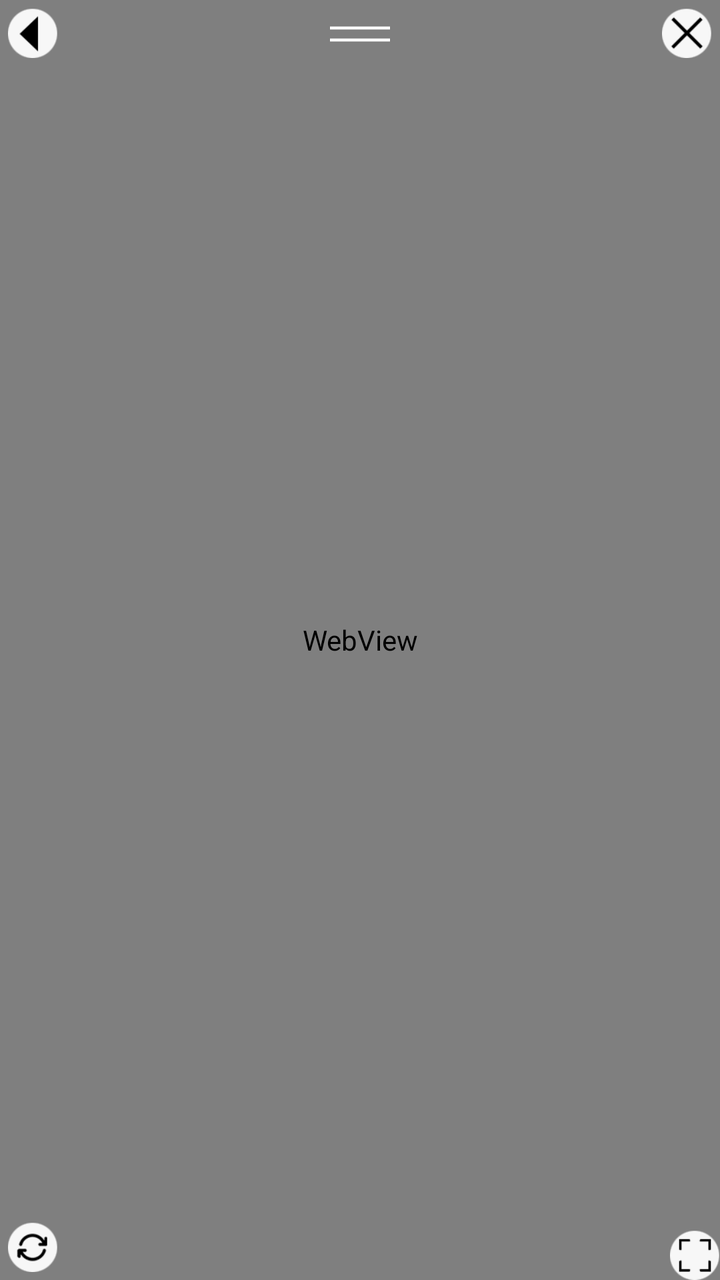
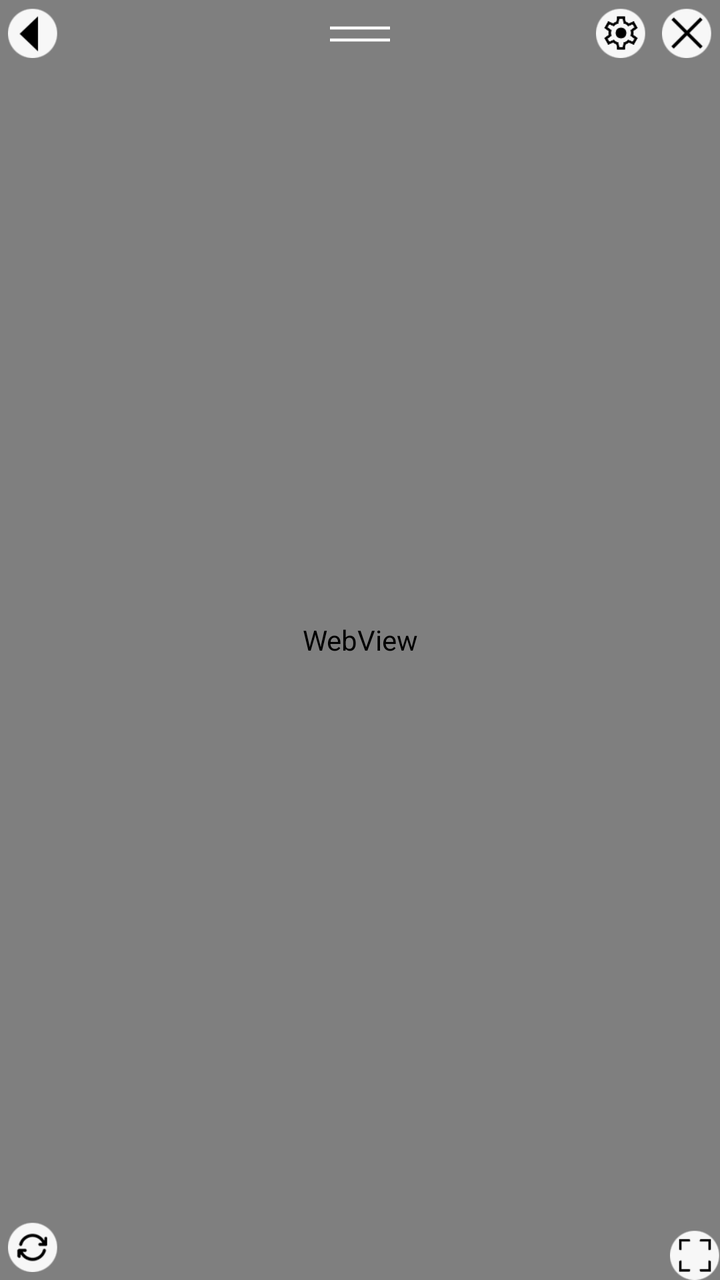

Compare the two renders of this Android layout. The source of the first and the diff that turns it into the second are given below.
<!-- AndroidManifest.xml: application theme AppTheme -->
<!-- res/layout/floating_view.xml -->
<?xml version="1.0" encoding="utf-8"?>

<FrameLayout xmlns:android="http://schemas.android.com/apk/res/android"
    android:id="@+id/root_container"
    android:layout_width="320dp"
    android:layout_height="180dp"
    android:background="@android:color/transparent">

    
    <View
        android:id="@+id/overlay_border"
        android:layout_width="match_parent"
        android:layout_height="match_parent"
        android:background="@drawable/floating_window_border"
        android:visibility="gone" />

    
    <FrameLayout
        android:id="@+id/main_content_container"
        android:layout_width="match_parent"
        android:layout_height="match_parent">

        <WebView
            android:id="@+id/floating_webview"
            android:layout_width="match_parent"
            android:layout_height="match_parent"
            android:background="@android:color/transparent" />

        
        <LinearLayout
            android:id="@+id/drag_handle"
            android:layout_width="match_parent"
            android:layout_height="40dp"
            android:gravity="center"
            android:orientation="vertical"
            android:background="@android:color/transparent">

            <ImageView
                android:layout_width="30dp"
                android:layout_height="18dp"
                android:src="@drawable/drag_handle_indicator"
                android:alpha="1.0"
                android:contentDescription="@string/desc_drag" />
        </LinearLayout>

        
        <FrameLayout
            android:id="@+id/top_controls_container"
            android:layout_width="match_parent"
            android:layout_height="wrap_content"
            android:padding="4dp">

            
            <ImageView
                android:id="@+id/btn_collapse"
                android:layout_width="25dp"
                android:layout_height="25dp"
                android:layout_gravity="top|start"
                android:src="@drawable/ic_back"
                android:contentDescription="@string/desc_collapse"
                android:clickable="true"
                android:focusable="true" />

            
            <ImageView
                android:id="@+id/btn_restore"
                android:layout_width="25dp"
                android:layout_height="25dp"
                android:layout_gravity="top|end"
                android:src="@drawable/ic_close"
                android:contentDescription="@string/desc_restore"
                android:clickable="true"
                android:focusable="true" />

        </FrameLayout>

        
        <ImageView
            android:id="@+id/resize_handle"
            android:layout_width="25dp"
            android:layout_height="25dp"
            android:layout_gravity="bottom|end"
            android:src="@drawable/ic_resize"
            android:contentDescription="@string/desc_resize"
            android:clickable="true"
            android:focusable="true" />

        
        <ImageView
            android:id="@+id/btn_reconnect"
            android:layout_width="25dp"
            android:layout_height="25dp"
            android:layout_gravity="bottom|start"
            android:layout_margin="4dp"
            android:src="@drawable/ic_reconnect"
            android:contentDescription="@string/desc_reconnect"
            android:clickable="true"
            android:focusable="true" />
    </FrameLayout>

    
    
    <ImageView
        android:id="@+id/minimized_icon"
        android:layout_width="60dp"
        android:layout_height="60dp"
        android:layout_gravity="center"
        android:src="@mipmap/ic_launcher"
        android:background="@drawable/circular_button_bg"
        android:padding="10dp"
        android:visibility="gone"
        android:clickable="true"
        android:focusable="true"
        android:contentDescription="@string/desc_restore" />

</FrameLayout>
<!-- resources referenced by this layout -->
<resources>
  <!-- drawable circular_button_bg (drawable) -->
  <?xml version="1.0" encoding="utf-8"?>
  
  <shape xmlns:android="http://schemas.android.com/apk/res/android"
      android:shape="oval">
      <solid android:color="#80000000" /> 
      <size android:width="48dp" android:height="48dp" />
  </shape>
  <!-- drawable drag_handle_indicator (drawable) -->
  <?xml version="1.0" encoding="utf-8"?>
  
  <layer-list xmlns:android="http://schemas.android.com/apk/res/android">
      <item android:top="0dp" android:bottom="8dp">
          <shape android:shape="rectangle">
              <solid android:color="#FFFFFF" />
              <size android:height="1dp" android:width="20dp" />
          </shape>
      </item>
      <item android:top="4dp" android:bottom="4dp">
          <shape android:shape="rectangle">
              <solid android:color="#FFFFFF" />
              <size android:height="1dp" android:width="20dp" />
          </shape>
      </item>
  </layer-list>
  <!-- drawable floating_window_border (drawable) -->
  <?xml version="1.0" encoding="utf-8"?>
  
  <shape xmlns:android="http://schemas.android.com/apk/res/android">
      <solid android:color="@android:color/transparent" />
      <stroke android:width="2dp" android:color="#FFFFFF" />
      <corners android:radius="4dp" />
  </shape>
  <!-- drawable ic_back: png bitmap (drawable, 2955 bytes) -->
  <!-- drawable ic_close: png bitmap (drawable, 2970 bytes) -->
  <!-- drawable ic_reconnect: png bitmap (drawable, 4762 bytes) -->
  <!-- drawable ic_resize: png bitmap (drawable, 3858 bytes) -->
  <!-- mipmap ic_launcher (mipmap-anydpi-v26) -->
  <?xml version="1.0" encoding="utf-8"?>
  
  <adaptive-icon xmlns:android="http://schemas.android.com/apk/res/android">
      <background android:drawable="@drawable/ic_launcher_background"/>
      <foreground android:drawable="@mipmap/ic_launcher_foreground"/>
      <monochrome android:drawable="@mipmap/ic_launcher_foreground"/>
  </adaptive-icon>
  <string name="desc_collapse">摺疊</string>
  <string name="desc_drag">拖曳</string>
  <string name="desc_reconnect">重新連線</string>
  <string name="desc_resize">縮放</string>
  <string name="desc_restore">還原</string>
  <style name="AppTheme" parent="Theme.AppCompat.Light.DarkActionBar">
          
      </style>
  <!-- drawable ic_launcher_background: vector/xml drawable (drawable, 4867 chars, omitted) -->
</resources>

<!-- the commit's change to res/layout/floating_view.xml (unified diff, before → after) -->
@@ -62,15 +62,34 @@
                 android:focusable="true" />
 
             
-            <ImageView
-                android:id="@+id/btn_restore"
-                android:layout_width="25dp"
-                android:layout_height="25dp"
+            <LinearLayout
+                android:layout_width="wrap_content"
+                android:layout_height="wrap_content"
                 android:layout_gravity="top|end"
-                android:src="@drawable/ic_close"
-                android:contentDescription="@string/desc_restore"
-                android:clickable="true"
-                android:focusable="true" />
+                android:orientation="horizontal">
+
+                
+                <ImageView
+                    android:id="@+id/btn_settings"
+                    android:layout_width="25dp"
+                    android:layout_height="25dp"
+                    android:layout_marginEnd="8dp"
+                    android:src="@drawable/ic_settings"
+                    android:contentDescription="@string/settings"
+                    android:clickable="true"
+                    android:focusable="true" />
+
+                
+                <ImageView
+                    android:id="@+id/btn_restore"
+                    android:layout_width="25dp"
+                    android:layout_height="25dp"
+                    android:src="@drawable/ic_close"
+                    android:contentDescription="@string/desc_restore"
+                    android:clickable="true"
+                    android:focusable="true" />
+
+            </LinearLayout>
 
         </FrameLayout>
 
<!-- resource entries referenced after the edit -->
@@ -37,6 +37,7 @@
   <!-- drawable ic_close: png bitmap (drawable, 2970 bytes) -->
   <!-- drawable ic_reconnect: png bitmap (drawable, 4762 bytes) -->
   <!-- drawable ic_resize: png bitmap (drawable, 3858 bytes) -->
+  <!-- drawable ic_settings: png bitmap (drawable, 4520 bytes) -->
   <!-- mipmap ic_launcher (mipmap-anydpi-v26) -->
   <?xml version="1.0" encoding="utf-8"?>
   
@@ -50,6 +51,7 @@
   <string name="desc_reconnect">重新連線</string>
   <string name="desc_resize">縮放</string>
   <string name="desc_restore">還原</string>
+  <string name="settings">設定</string>
   <style name="AppTheme" parent="Theme.AppCompat.Light.DarkActionBar">
           
       </style>
